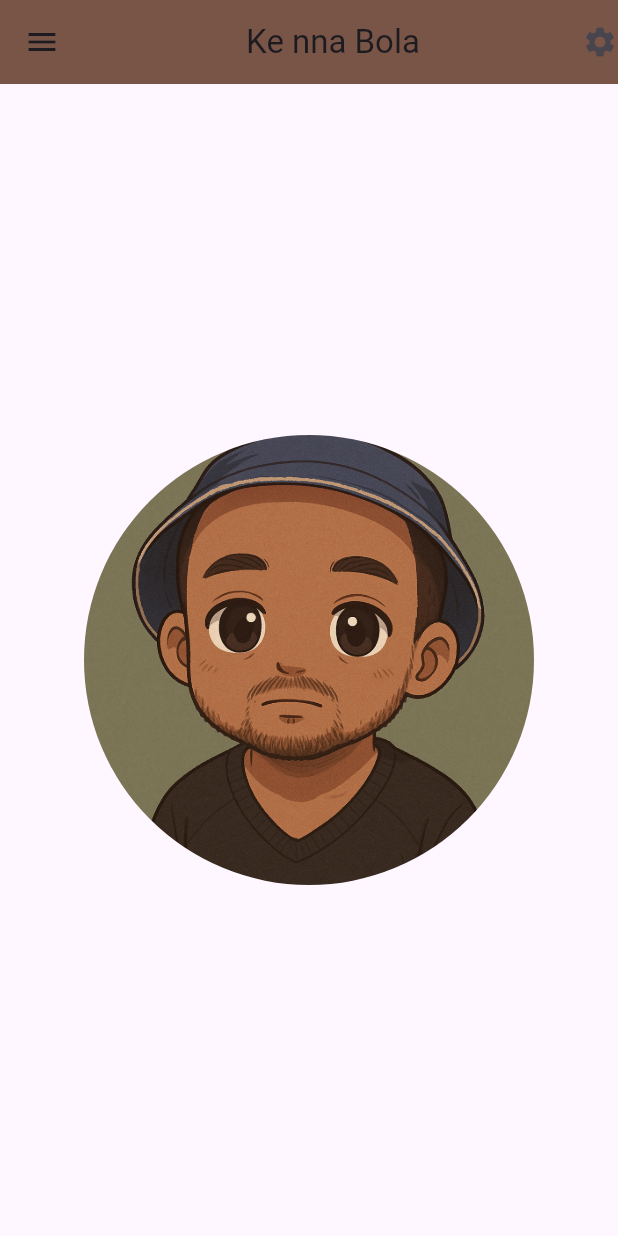
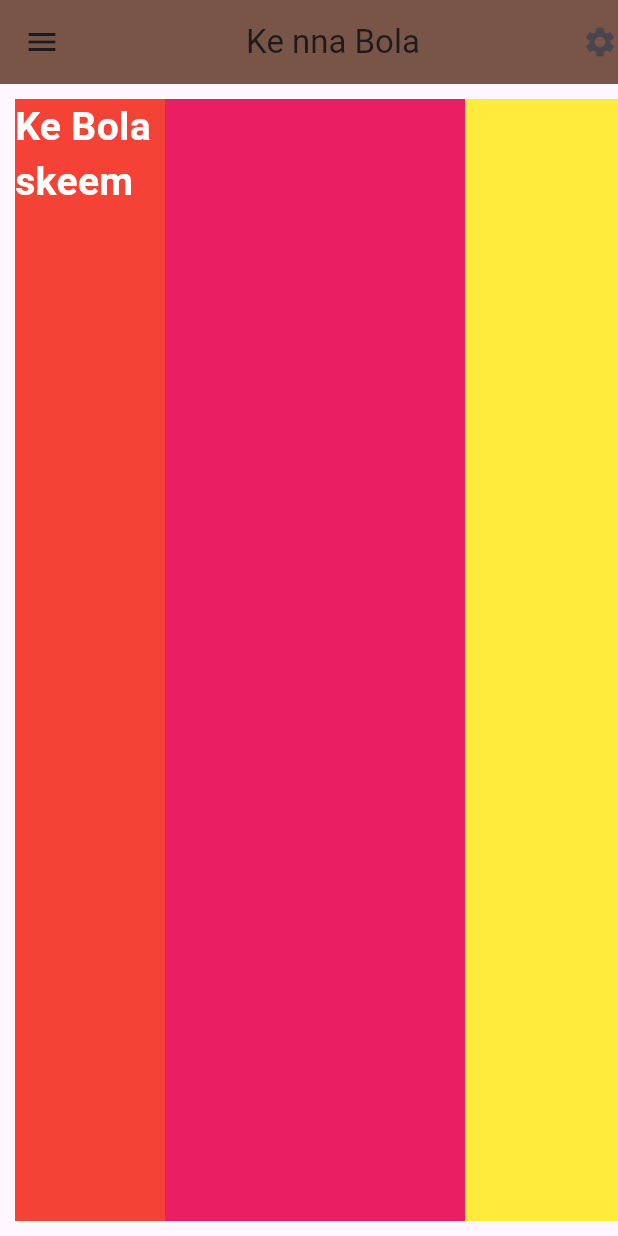
Before and after one commit to Vibes-emojicartoons/practice_app, a Flutter app: the screen it shows after launch, on a phone screen of 412 x 824 dp. Run offline on Flutter 3.47's test engine with Material 3 defaults, Android fonts, the phone set to English and light mode, and no system bars; Roboto replaces fonts that are missing (Rancho).

Commit message:
I managed to scroll horizontal and vertical.

```diff
--- a/lib/main.dart
+++ b/lib/main.dart
@@ -18,8 +18,40 @@ class MyApp extends StatelessWidget {
           title: Center(child: Text("Ke nna Bola")),
           actions: [InkWell(child: Icon(Icons.settings))],
         ),
+        body: SafeArea(
+          child: ListView(
+            padding: EdgeInsets.all(10),
+            scrollDirection: Axis.horizontal,
+            children: [
+              Container(
+                color: Colors.red,
+                width: 100,
+                child: Text(
+                  'Ke Bola skeem',
+                  style: TextStyle(
+                    fontFamily: 'Rancho',
+                    fontSize: 26,
+                    fontWeight: FontWeight.bold,
+                    color: Colors.white,
+                  ),
+                ),
+              ),
+              Container(color: Colors.pink, width: 200),
+              Container(color: Colors.yellow, width: 300),
+              Container(color: Colors.black, width: 400),
+              Container(color: Colors.brown, width: 500),
+            ],
+          ),
+        ),
+      ),
+    );
+  }
+}
 
-        body: Center(
+
+
+//Placing an image in different ways//
+    /*body: Center(
           child: Container(
             alignment: Alignment.center,
             //padding: EdgeInsets.all(20),//
@@ -27,7 +59,7 @@ class MyApp extends StatelessWidget {
             width: 300,
             child: ClipOval(
               child: Image.asset('pictures/koki.png', fit: BoxFit.cover),
-            ),
+            ),*/
 
             /*decoration: BoxDecoration(
               color: Colors.pink,
@@ -63,9 +95,3 @@ class MyApp extends StatelessWidget {
                 letterSpacing: 5,
               ),
             )*/
-          ),
-        ),
-      ),
-    );
-  }
-}
```
